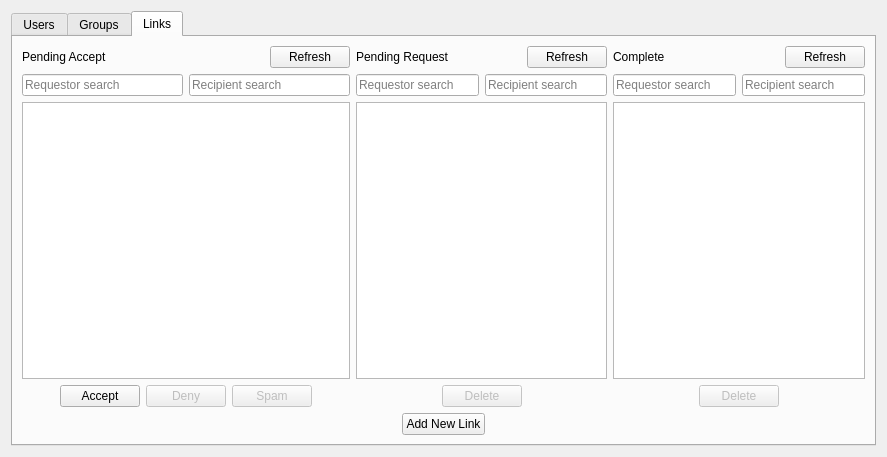
Above: src/qt/forms/bdappage.ui from duality-solutions/Dynamic before the change. Below: the same form after it.
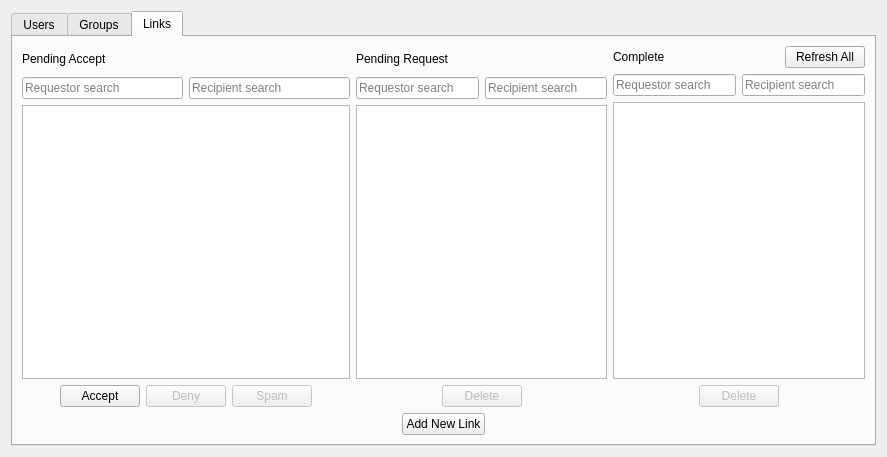
That is the form after the change. The open tabs and pages were chosen to show the change. Icons and pictures are not drawn.

Commit message: [BDAP Qt] Consolidate the 3 refresh BDAP link buttons into 1

The edit to the form file:
```diff
--- a/src/qt/forms/bdappage.ui
+++ b/src/qt/forms/bdappage.ui
@@ -413,6 +413,12 @@
             <layout class="QHBoxLayout" name="horizontalLayout_14">
              <item>
               <widget class="QLabel" name="labelPA">
+               <property name="minimumSize">
+                <size>
+                 <width>0</width>
+                 <height>25</height>
+                </size>
+               </property>
                <property name="text">
                 <string>Pending Accept</string>
                </property>
@@ -438,19 +444,6 @@
                </property>
               </spacer>
              </item>
-             <item>
-              <widget class="QPushButton" name="pushButtonRefreshPendingAccept">
-               <property name="sizePolicy">
-                <sizepolicy hsizetype="Fixed" vsizetype="Fixed">
-                 <horstretch>0</horstretch>
-                 <verstretch>0</verstretch>
-                </sizepolicy>
-               </property>
-               <property name="text">
-                <string>Refresh</string>
-               </property>
-              </widget>
-             </item>
             </layout>
            </item>
            <item>
@@ -582,6 +575,12 @@
             <layout class="QHBoxLayout" name="horizontalLayout_15">
              <item>
               <widget class="QLabel" name="labelPR">
+               <property name="minimumSize">
+                <size>
+                 <width>0</width>
+                 <height>25</height>
+                </size>
+               </property>
                <property name="text">
                 <string>Pending Request</string>
                </property>
@@ -607,19 +606,6 @@
                </property>
               </spacer>
              </item>
-             <item>
-              <widget class="QPushButton" name="pushButtonRefreshPendingRequest">
-               <property name="sizePolicy">
-                <sizepolicy hsizetype="Fixed" vsizetype="Fixed">
-                 <horstretch>0</horstretch>
-                 <verstretch>0</verstretch>
-                </sizepolicy>
-               </property>
-               <property name="text">
-                <string>Refresh</string>
-               </property>
-              </widget>
-             </item>
             </layout>
            </item>
            <item>
@@ -748,7 +734,7 @@
                 </sizepolicy>
                </property>
                <property name="text">
-                <string>Refresh</string>
+                <string>Refresh All</string>
                </property>
               </widget>
              </item>
```
Left out of the diff: 2 changed lines with no effect on the pictures. The commit also changes 2 other files.
